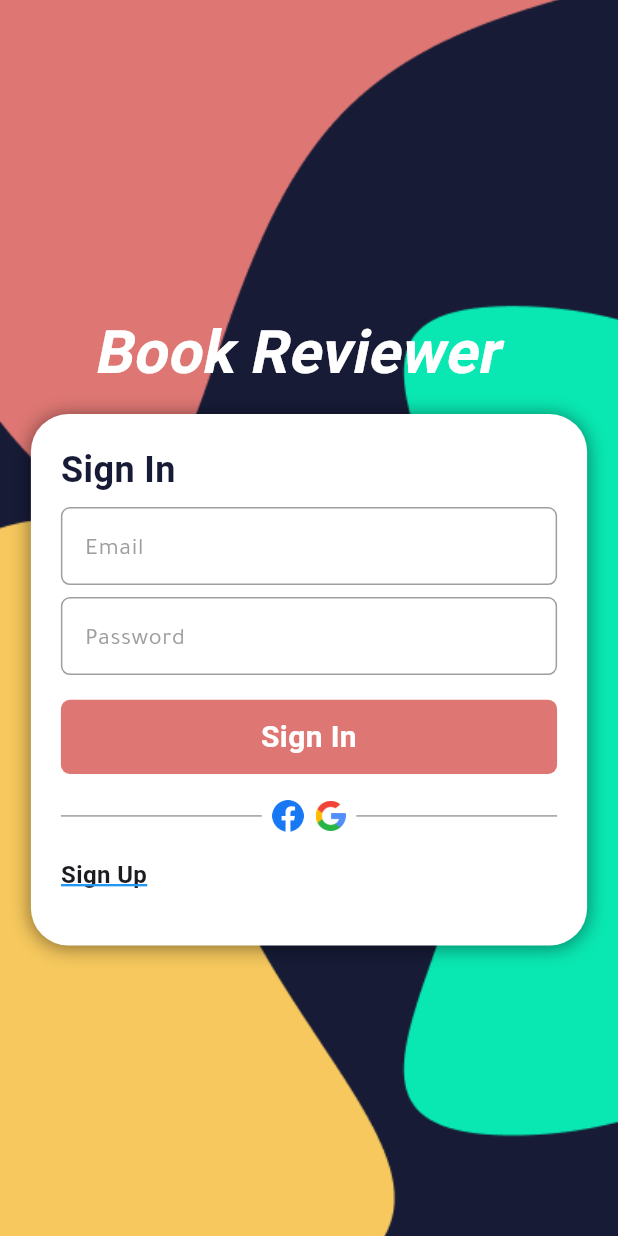
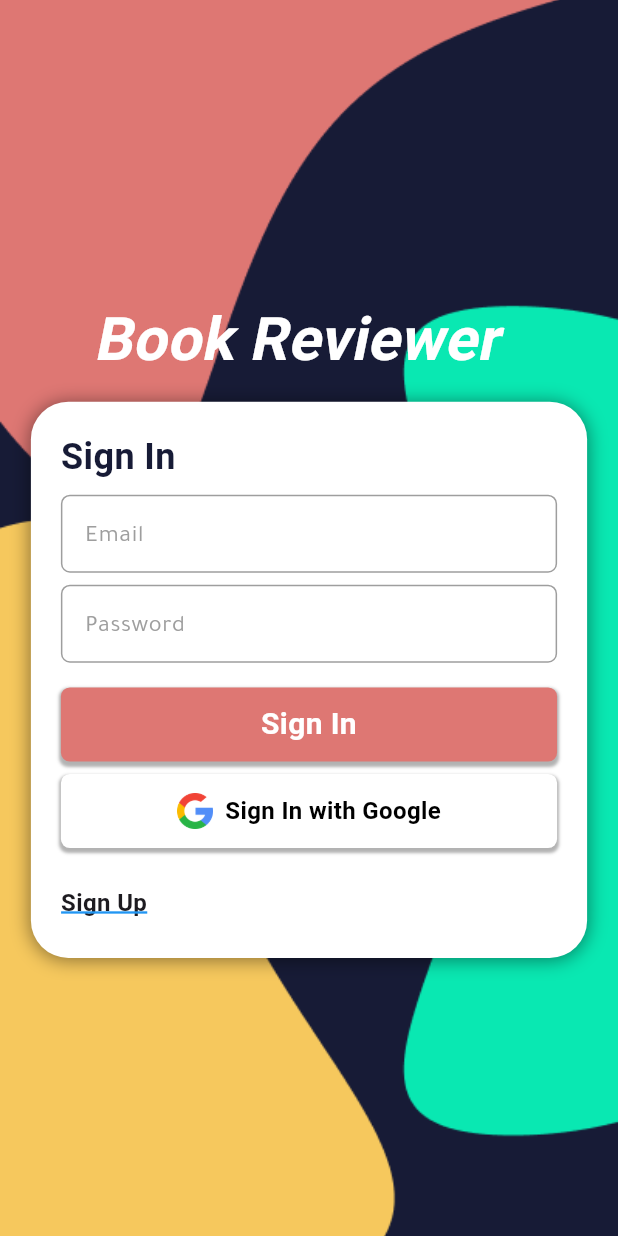
Before and after one commit to fuatebuzeyneb/BookReviewer, a Flutter app: the screen it shows after launch, on a phone screen of 412 x 824 dp. Run offline on Flutter 3.47's test engine with Material 3 defaults, Android fonts, the phone set to English and light mode, and no system bars; drawn by our look-alikes of modal_progress_hud_nsn; our stand-ins replace cloud_firestore, firebase_auth, firebase_core, firebase_storage, flutter_keyboard_visibility, flutter_rating_bar and 5 more; accounts and stored records are empty; generated files the repository leaves out were written again.

Commit message:
Add Google Sign-In functionality and update dependencies; modify AndroidManifest and .gitignore

```diff
--- a/lib/views/screens/auth_screens/sign_in_view.dart
+++ b/lib/views/screens/auth_screens/sign_in_view.dart
@@ -67,7 +67,7 @@ class SigninView extends StatelessWidget {
                           borderRadius: BorderRadius.circular(25),
                           color: Colors.white),
                       padding: const EdgeInsets.all(20),
-                      height: context.height * 0.43,
+                      height: context.height * 0.45,
                       width: context.width * 0.9,
                       child: Column(
                         children: [
@@ -93,6 +93,8 @@ class SigninView extends StatelessWidget {
                           ),
                           SizedBox(height: context.height * 0.02),
                           ButtonWidget(
+                            boxShadowOpacity: 0.3,
+                            showElevation: true,
                             width: context.width * 1,
                             color: AppColors.redAccent,
                             borderRadius: 6,
@@ -111,59 +113,34 @@ class SigninView extends StatelessWidget {
                               }
                             },
                           ),
-                          SizedBox(height: context.height * 0.02),
-                          Row(
-                            children: [
-                              const Expanded(
-                                child: Divider(
-                                  color: Colors.grey,
-                                  height: 20,
-                                  thickness: 1,
-                                ),
-                              ),
-                              const SizedBox(
-                                width: 6,
-                              ),
-                              ButtonWidget(
-                                width: 0,
-                                height: 0,
-                                color: Colors.white,
-                                borderRadius: 6,
-                                onTap: () {},
-                                child: Image.asset(
-                                  'assets/icons/facebook.png',
-                                  height: 21,
-                                  width: 21,
-                                ),
-                              ),
-                              const SizedBox(
-                                width: 6,
-                              ),
-                              ButtonWidget(
-                                width: 0,
-                                height: 0,
-                                color: Colors.white,
-                                borderRadius: 6,
-                                onTap: () {},
-                                child: Image.asset(
-                                  'assets/icons/google.png',
-                                  height: 20,
-                                  width: 20,
-                                ),
-                              ),
-                              const SizedBox(
-                                width: 6,
-                              ),
-                              const Expanded(
-                                child: Divider(
-                                  color: Colors.grey,
-                                  height: 20,
-                                  thickness: 1,
-                                ),
-                              ),
-                            ],
+                          SizedBox(height: context.height * 0.01),
+                          ButtonWidget(
+                            boxShadowOpacity: 0.3,
+                            showElevation: true,
+                            width: context.width * 1,
+                            color: Colors.white,
+                            borderRadius: 6,
+                            onTap: () {
+                              authController.signInWithGoogle();
+                            },
+                            child: Row(
+                                mainAxisAlignment: MainAxisAlignment.center,
+                                children: [
+                                  Image.asset(
+                                    'assets/icons/google.png',
+                                    height: 24,
+                                    width: 24,
+                                  ),
+                                  const SizedBox(width: 8),
+                                  const TextWidget(
+                                    text: 'Sign In with Google',
+                                    fontSize: 16,
+                                    fontWeight: FontWeight.bold,
+                                    color: Colors.black,
+                                  ),
+                                ]),
                           ),
-                          SizedBox(height: context.height * 0.02),
+                          SizedBox(height: context.height * 0.03),
                           GestureDetector(
                             onTap: () {
                               Get.toNamed(Routes.signup);
--- a/pubspec.yaml
+++ b/pubspec.yaml
@@ -50,6 +50,7 @@ dependencies:
   uuid: ^4.5.1
   flutter_rating_bar: ^4.0.1
   flutter_keyboard_visibility: ^6.0.0
+  google_sign_in: ^6.2.2
 
 dev_dependencies:
   flutter_test:
```
Also changed, not shown: lib/controllers/auth_controller.dart (+13 -1 lines), lib/services/auth_service.dart (+36 -0 lines), lib/views/screens/auth_screens/sign_up_view.dart (+5 -16 lines), pubspec.lock, 3 other files.
